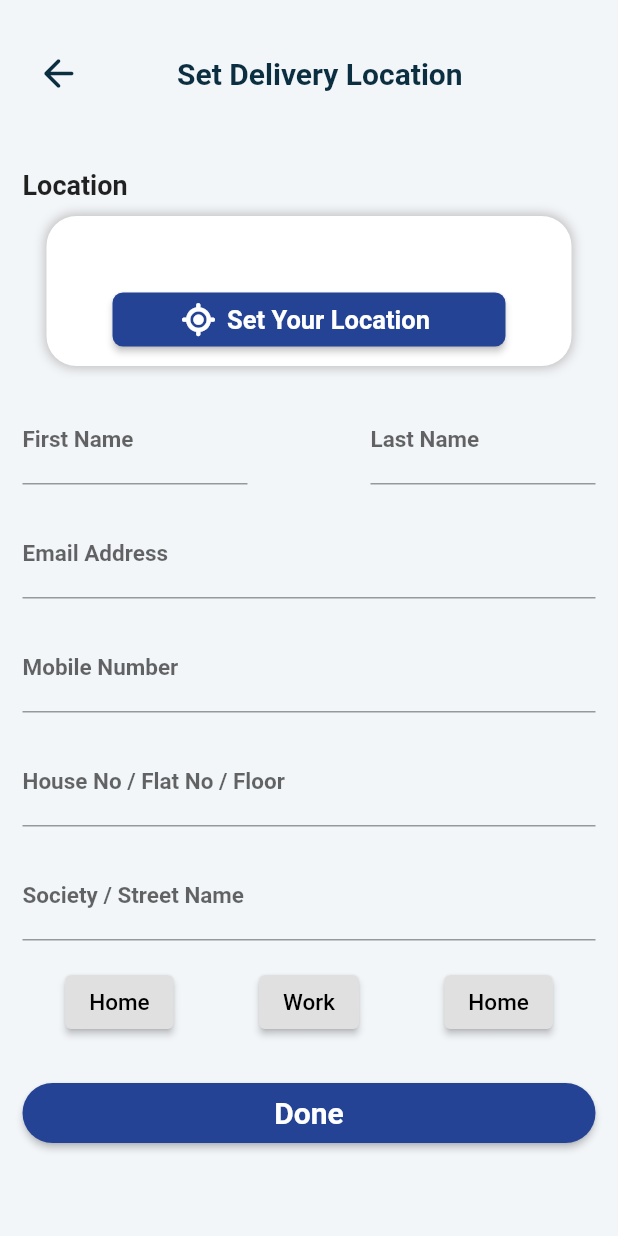
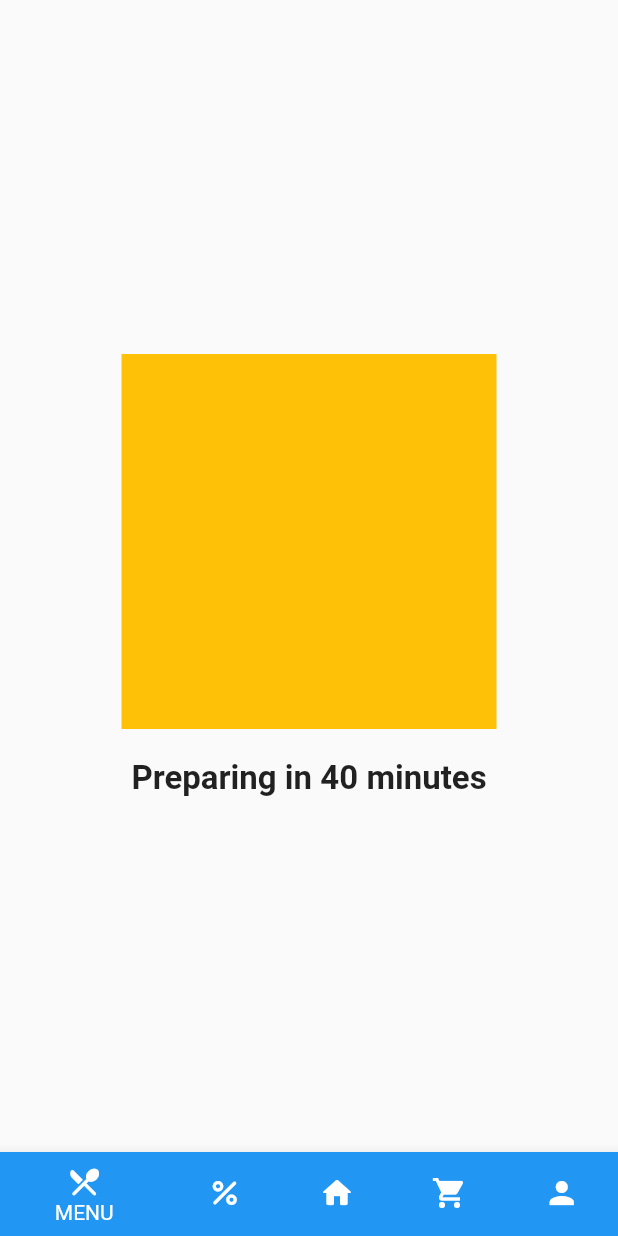
Before and after one commit to ahmadshakir21/Eagle_Food_Ordering_App, a Flutter app: the screen it shows after launch, on a phone screen of 412 x 824 dp. Run offline on Flutter 3.47's test engine with Material 2 defaults, Android fonts, the phone set to English and light mode, and no system bars; our stand-ins replace font_awesome_flutter, smooth_page_indicator.

Commit message:
Successful Screen

```diff
--- a/lib/screens/delivery_location.dart
+++ b/lib/screens/delivery_location.dart
@@ -137,7 +137,7 @@ class DeliveryLocation extends StatelessWidget {
                       ],
                     ),
                     const SizedBox(
-                      height: 17,
+                      height: 22,
                     ),
                     Container(
                       width: 420,
@@ -151,7 +151,7 @@ class DeliveryLocation extends StatelessWidget {
                       ),
                     ),
                     const SizedBox(
-                      height: 17,
+                      height: 22,
                     ),
                     Container(
                       width: 420,
@@ -165,7 +165,7 @@ class DeliveryLocation extends StatelessWidget {
                       ),
                     ),
                     const SizedBox(
-                      height: 17,
+                      height: 22,
                     ),
                     Container(
                       width: 420,
@@ -179,7 +179,7 @@ class DeliveryLocation extends StatelessWidget {
                       ),
                     ),
                     const SizedBox(
-                      height: 17,
+                      height: 22,
                     ),
                     Container(
                       width: 420,
@@ -193,54 +193,7 @@ class DeliveryLocation extends StatelessWidget {
                       ),
                     ),
                     const SizedBox(
-                      height: 17,
-                    ),
-                    Row(
-                      mainAxisAlignment: MainAxisAlignment.spaceAround,
-                      children: [
-                        ElevatedButton(
-                          onPressed: () {},
-                          style: ElevatedButton.styleFrom(
-                            primary: Colors.grey.shade300,
-                          ),
-                          child: const Text(
-                            "Home",
-                            style: TextStyle(
-                                color: Colors.black,
-                                fontSize: 15,
-                                fontWeight: FontWeight.w500),
-                          ),
-                        ),
-                        ElevatedButton(
-                          onPressed: () {},
-                          style: ElevatedButton.styleFrom(
-                            primary: Colors.grey.shade300,
-                          ),
-                          child: const Text(
-                            "Work",
-                            style: TextStyle(
-                                color: Colors.black,
-                                fontSize: 15,
-                                fontWeight: FontWeight.w500),
-                          ),
-                        ),
-                        ElevatedButton(
-                          onPressed: () {},
-                          style: ElevatedButton.styleFrom(
-                            primary: Colors.grey.shade300,
-                          ),
-                          child: const Text(
-                            "Home",
-                            style: TextStyle(
-                                color: Colors.black,
-                                fontSize: 15,
-                                fontWeight: FontWeight.w500),
-                          ),
-                        )
-                      ],
-                    ),
-                    const SizedBox(
-                      height: 30,
+                      height: 70,
                     ),
                     Container(
                         height: 40,
--- /dev/null
+++ b/lib/screens/successful.dart
@@ -0,0 +1,52 @@
+import 'package:flutter/material.dart';
+import 'package:font_awesome_flutter/font_awesome_flutter.dart';
+
+class Successful extends StatelessWidget {
+  const Successful({Key? key}) : super(key: key);
+
+  @override
+  Widget build(BuildContext context) {
+    return Scaffold(
+        body: Center(
+          child: Column(
+            mainAxisAlignment: MainAxisAlignment.center,
+            children: [
+              Container(
+                height: 250,
+                width: 250,
+                color: Colors.amber,
+              ),
+              const SizedBox(
+                height: 20,
+              ),
+              const Text(
+                "Preparing in 40 minutes",
+                style: TextStyle(fontSize: 22, fontWeight: FontWeight.w600),
+              ),
+            ],
+          ),
+        ),
+        bottomNavigationBar: BottomNavigationBar(items: const [
+          BottomNavigationBarItem(
+              label: "MENU",
+              icon: FaIcon(Icons.restaurant_menu_rounded),
+              backgroundColor: Colors.blue),
+          BottomNavigationBarItem(
+              label: "OFFER",
+              icon: FaIcon(Icons.percent_rounded),
+              backgroundColor: Colors.blue),
+          BottomNavigationBarItem(
+              label: "HOME",
+              icon: FaIcon(Icons.home_rounded),
+              backgroundColor: Colors.blue),
+          BottomNavigationBarItem(
+              label: "CART",
+              icon: FaIcon(Icons.shopping_cart),
+              backgroundColor: Colors.blue),
+          BottomNavigationBarItem(
+              label: "PROFILE",
+              icon: FaIcon(Icons.person),
+              backgroundColor: Colors.blue),
+        ]));
+  }
+}
--- a/lib/src/app.dart
+++ b/lib/src/app.dart
@@ -8,6 +8,7 @@ import 'package:food_ordering_app/screens/on_boarding_screen.dart';
 import 'package:food_ordering_app/screens/single_food_details.dart';
 import 'package:food_ordering_app/screens/splash_screen.dart';
 import 'package:food_ordering_app/screens/authentication/verification_code.dart';
+import 'package:food_ordering_app/screens/successful.dart';
 
 class MyApp extends StatelessWidget {
   const MyApp({Key? key}) : super(key: key);
@@ -17,7 +18,7 @@ class MyApp extends StatelessWidget {
     return MaterialApp(
       title: 'Flutter Demo',
       debugShowCheckedModeBanner: false,
-      home: DeliveryLocation(),
+      home: Successful(),
     );
   }
 }
--- a/pubspec.yaml
+++ b/pubspec.yaml
@@ -72,6 +72,7 @@ flutter:
     - assets/images/menu.png
     - assets/images/Icon.png
     - assets/images/52110.jpg
+    - assets/images/netclipart.com-motorcycle-clip-art-67430.png
 
   # An image asset can refer to one or more resolution-specific "variants", see
   # https://flutter.dev/assets-and-images/#resolution-aware
```
Also changed, not shown: assets/images/netclipart.com-motorcycle-clip-art-67430.png (added).
